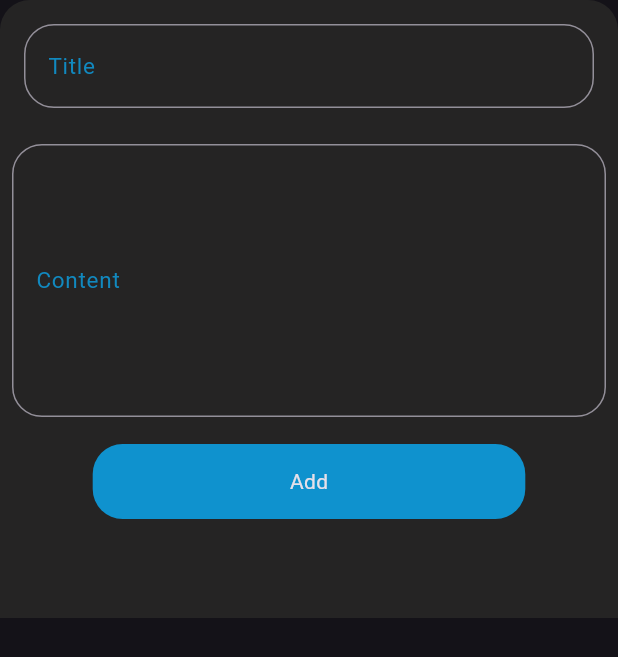
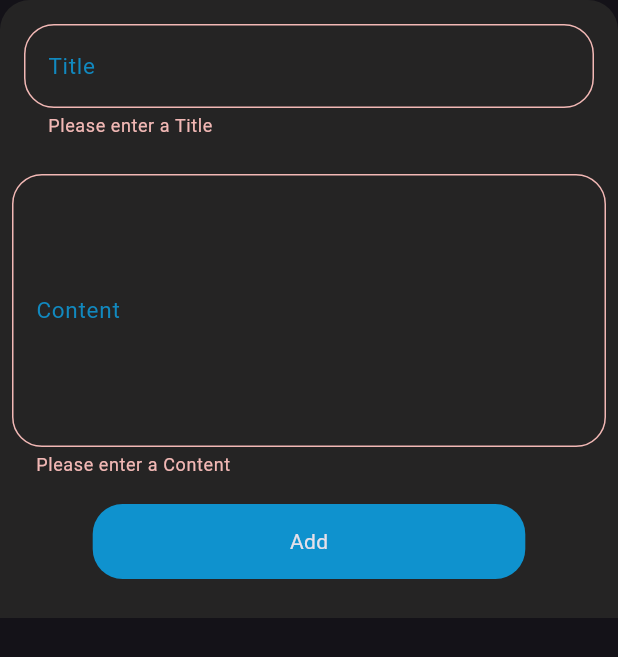
Before and after one commit to 76AHMEDFAKHER/Notes-App, a Flutter app: the AddBottomSheeet widget shown alone on an empty page, opened directly, after a tap on "Add", on a phone screen of 412 x 824 dp. Shown: the top 657 px of the screen. Run offline on Flutter 3.47's test engine with Material 3 defaults, Android fonts, the phone set to English and light mode, and no system bars; drawn by our look-alikes of modal_progress_hud_nsn; our stand-ins replace bloc, flutter_bloc, font_awesome_flutter, hive, hive_flutter; accounts and stored records are empty.

Commit message:
the app is finished

```diff
--- /dev/null
+++ b/devtools_options.yaml
@@ -0,0 +1,3 @@
+description: This file stores settings for Dart & Flutter DevTools.
+documentation: https://docs.flutter.dev/tools/devtools/extensions#configure-extension-enablement-states
+extensions:
--- /dev/null
+++ b/lib/cubits/cubit/notes_list_cubit.dart
@@ -0,0 +1,18 @@
+import 'package:bloc/bloc.dart';
+import 'package:hive_flutter/hive_flutter.dart';
+import 'package:meta/meta.dart';
+import 'package:notes_app/constant.dart';
+import 'package:notes_app/model/notes_model.dart';
+
+part 'notes_list_state.dart';
+
+class NotesListCubit extends Cubit<NotesListState> {
+  NotesListCubit() : super(NotesListInitial());
+  List<NotesModel>? notes;
+
+  fetchNotes() {
+    var notesHiveBox = Hive.box<NotesModel>(notesBox);
+    notes = notesHiveBox.values.toList();
+    emit(NotesListSuccess(notes!));
+  }
+}
--- /dev/null
+++ b/lib/cubits/cubit/notes_list_state.dart
@@ -0,0 +1,26 @@
+part of 'notes_list_cubit.dart';
+
+@immutable
+sealed class NotesListState {}
+
+final class NotesListInitial extends NotesListState {}
+
+final class NotesListLoading extends NotesListState {}
+
+final class NotesListSuccess extends NotesListState {
+  final List<NotesModel> notes;
+
+  NotesListSuccess(this.notes);
+}
+
+final class NotesListError extends NotesListState {
+  final String error;
+
+  NotesListError(this.error);
+}
+
+final class NotesListEmpty extends NotesListState {
+  final String message;
+
+  NotesListEmpty(this.message);
+}
--- a/lib/model/notes_model.dart
+++ b/lib/model/notes_model.dart
@@ -5,9 +5,9 @@ part 'notes_model.g.dart';
 @HiveType(typeId: 0)
 class NotesModel extends HiveObject {
   @HiveField(0)
-  final String title;
+  String title;
   @HiveField(1)
-  final String subTitle;
+  String subTitle;
   @HiveField(2)
   final String date;
   @HiveField(3)
--- a/lib/views/notes_view.dart
+++ b/lib/views/notes_view.dart
@@ -1,5 +1,7 @@
 import 'package:flutter/material.dart';
+import 'package:flutter_bloc/flutter_bloc.dart';
 import 'package:font_awesome_flutter/font_awesome_flutter.dart';
+import 'package:notes_app/cubits/cubit/notes_list_cubit.dart';
 import 'package:notes_app/views/widgets/add_bottom_sheeet.dart';
 import 'package:notes_app/views/widgets/notes_view_body.dart';
 
@@ -16,7 +18,9 @@ class NotesView extends StatelessWidget {
         backgroundColor: Colors.blueAccent,
 
         onPressed: () {
-          showDialog(
+          showModalBottomSheet(
+            isScrollControlled: true,
+            backgroundColor: Colors.transparent,
             context: context,
             builder: (context) {
               return const AddBottomSheeet();
--- a/lib/views/widgets/add_bottom_sheeet.dart
+++ b/lib/views/widgets/add_bottom_sheeet.dart
@@ -2,52 +2,60 @@ import 'package:flutter/material.dart';
 import 'package:flutter_bloc/flutter_bloc.dart';
 import 'package:modal_progress_hud_nsn/modal_progress_hud_nsn.dart';
 import 'package:notes_app/cubits/cubit/notes_cubit_cubit.dart';
+import 'package:notes_app/cubits/cubit/notes_list_cubit.dart';
 import 'package:notes_app/views/widgets/add_note_sheet.dart';
 
-class AddBottomSheeet extends StatelessWidget {
-  AddBottomSheeet({super.key, this.isLoading = false});
-  bool isLoading = false;
+class AddBottomSheeet extends StatefulWidget {
+  const AddBottomSheeet({super.key});
+
+  @override
+  State<AddBottomSheeet> createState() => _AddBottomSheeetState();
+}
+
+class _AddBottomSheeetState extends State<AddBottomSheeet> {
   @override
   Widget build(BuildContext context) {
-    return BottomSheet(
-      onClosing: () {
-        Navigator.pop(context);
-      },
-      backgroundColor: Colors.transparent,
-      shape: const RoundedRectangleBorder(
+    return GestureDetector(
+      onTap: () => FocusScope.of(context).unfocus(),
+      child: Padding(
+        padding: EdgeInsets.only(
+          bottom: MediaQuery.of(context).viewInsets.bottom,
+        ),
+        child: Container(
+          height: MediaQuery.of(context).size.height * 0.5,
+          decoration: const BoxDecoration(
+            color: Color.fromARGB(255, 37, 36, 36),
             borderRadius: BorderRadius.only(
               topLeft: Radius.circular(20),
               topRight: Radius.circular(20),
             ),
           ),
-      builder: (context) {
-        return Padding(
-          padding: EdgeInsets.only(
-            bottom: MediaQuery.of(context).viewInsets.bottom,
-          ),
-          child: Container(
-            height: MediaQuery.of(context).size.height * 0.5,
-            decoration: BoxDecoration(
-              color: const Color.fromARGB(255, 37, 36, 36),
-              borderRadius: const BorderRadius.only(
-                topLeft: Radius.circular(20),
-                topRight: Radius.circular(20),
-              ),
-            ),
-            child: SingleChildScrollView(
+          child: BlocProvider(
+            create: (context) => NotesCubitCubit(),
             child: BlocConsumer<NotesCubitCubit, NotesCubitState>(
-                listener: (context, state) {},
+              listener: (context, state) {
+                if (state is NotesCubitSucces) {
+                  BlocProvider.of<NotesListCubit>(
+                    context,
+                    listen: false,
+                  ).fetchNotes();
+                  Navigator.pop(context);
+                } else if (state is NotesCubitError) {
+                  ScaffoldMessenger.of(
+                    context,
+                  ).showSnackBar(SnackBar(content: Text(state.errorMessage)));
+                }
+              },
               builder: (context, state) {
-                  return ModalProgressHUD(
-                    inAsyncCall: isLoading,
+                return SingleChildScrollView(
+                  physics: const ClampingScrollPhysics(),
                   child: AddNoteForm(),
                 );
               },
             ),
           ),
         ),
-        );
-      },
+      ),
     );
   }
 }
--- a/lib/views/widgets/add_note_sheet.dart
+++ b/lib/views/widgets/add_note_sheet.dart
@@ -1,4 +1,7 @@
 import 'package:flutter/material.dart';
+import 'package:flutter_bloc/flutter_bloc.dart';
+import 'package:notes_app/cubits/cubit/notes_cubit_cubit.dart';
+import 'package:notes_app/model/notes_model.dart';
 import 'package:notes_app/views/widgets/custome_button.dart';
 import 'package:notes_app/views/widgets/custome_text_field.dart';
 
@@ -15,7 +18,10 @@ class _AddNoteFormState extends State<AddNoteForm> {
   String? title, subtitle;
   @override
   Widget build(BuildContext context) {
-    return Column(
+    return Form(
+      key: _formKey,
+      autovalidateMode: autovalidateMode,
+      child: Column(
         children: [
           Padding(
             padding: const EdgeInsets.all(16.0),
@@ -44,8 +50,14 @@ class _AddNoteFormState extends State<AddNoteForm> {
             onTap: () {
               if (_formKey.currentState!.validate()) {
                 _formKey.currentState!.save();
-              // Handle the save action, e.g., add the note to a list or database
-              Navigator.pop(context);
+
+                var noteModel = NotesModel(
+                  title: title!,
+                  subTitle: subtitle!,
+                  date: DateTime.now().toString(),
+                  color: Colors.purple.value,
+                );
+                BlocProvider.of<NotesCubitCubit>(context).addNote(noteModel);
               } else {
                 setState(() {
                   autovalidateMode = AutovalidateMode.always;
@@ -54,6 +66,7 @@ class _AddNoteFormState extends State<AddNoteForm> {
             },
           ),
         ],
+      ),
     );
   }
 }
--- a/lib/views/widgets/custome_appbar.dart
+++ b/lib/views/widgets/custome_appbar.dart
@@ -2,15 +2,16 @@ import 'package:flutter/material.dart';
 import 'package:notes_app/views/widgets/custome_appbar_icon.dart';
 
 class CustomeAppbar extends StatelessWidget {
-  const CustomeAppbar({super.key, required this.icon});
+  const CustomeAppbar({super.key, required this.icon, this.onPressed});
   final IconData icon;
+  final void Function()? onPressed;
   @override
   Widget build(BuildContext context) {
     return Row(
       mainAxisAlignment: MainAxisAlignment.spaceBetween,
       children: [
         Text('Notes', style: TextStyle(fontSize: 32)),
-        CustomeAppbarIcon(icon: icon, onPressed: () {}),
+        CustomeAppbarIcon(icon: icon, onPressed: onPressed),
       ],
     );
   }
--- a/lib/views/widgets/custome_appbar_icon.dart
+++ b/lib/views/widgets/custome_appbar_icon.dart
@@ -2,7 +2,7 @@ import 'package:flutter/material.dart';
 
 class CustomeAppbarIcon extends StatelessWidget {
   final IconData icon;
-  final VoidCallback onPressed;
+  final void Function()? onPressed;
 
   const CustomeAppbarIcon({
     super.key,
--- a/lib/views/widgets/custome_text_field.dart
+++ b/lib/views/widgets/custome_text_field.dart
@@ -8,14 +8,18 @@ class CustomeTextField extends StatelessWidget {
     required this.maxLines,
     required this.textHeight,
     this.onsaved,
+    this.onChanged,
   });
   final String hintTitle;
   final int maxLines;
   final double textHeight;
   void Function(String?)? onsaved;
+  void Function(String)? onChanged;
+
   @override
   Widget build(BuildContext context) {
     return TextFormField(
+      onChanged: onChanged,
       onSaved: onsaved,
       validator: (value) {
         if (value?.isEmpty ?? true) {
```
Also changed, not shown: lib/cubits/cubit/notes_cubit_cubit.dart (+5 -3 lines), lib/cubits/cubit/notes_cubit_state.dart (+6 -1 lines), lib/main.dart (+6 -4 lines), lib/simple_bloc_observer.dart (added, +34 -0 lines), lib/views/edit_note_view.dart (+4 -3 lines), lib/views/widgets/edit_note_body.dart (+34 -5 lines), lib/views/widgets/notes_item.dart (+22 -26 lines), lib/views/widgets/notes_list_view.dart (+18 -4 lines). Lines whose indentation alone changed are shown as unchanged.
